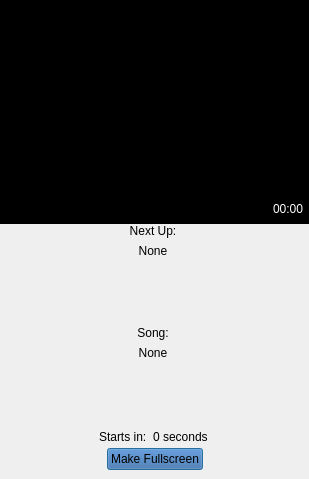
Qt form OpenKJ/dlgcdg.ui (OpenKJ/OpenKJ) before a commit.
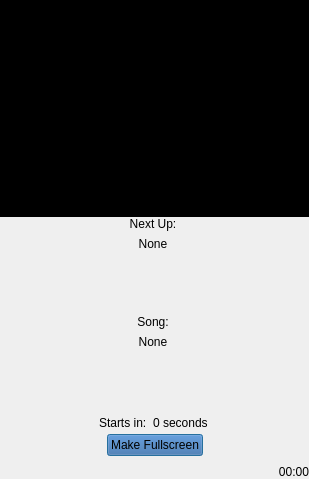
The same form after that commit. Custom widgets are drawn as their Qt base class.

What changed in the file:
```diff
--- a/OpenKJ/dlgcdg.ui
+++ b/OpenKJ/dlgcdg.ui
@@ -175,6 +175,15 @@
           </color>
          </brush>
         </colorrole>
+        <colorrole role="PlaceholderText">
+         <brush brushstyle="NoBrush">
+          <color alpha="128">
+           <red>255</red>
+           <green>255</green>
+           <blue>255</blue>
+          </color>
+         </brush>
+        </colorrole>
        </active>
        <inactive>
         <colorrole role="WindowText">
@@ -312,6 +321,15 @@
           </color>
          </brush>
         </colorrole>
+        <colorrole role="PlaceholderText">
+         <brush brushstyle="NoBrush">
+          <color alpha="128">
+           <red>255</red>
+           <green>255</green>
+           <blue>255</blue>
+          </color>
+         </brush>
+        </colorrole>
        </inactive>
        <disabled>
         <colorrole role="WindowText">
@@ -449,6 +467,15 @@
           </color>
          </brush>
         </colorrole>
+        <colorrole role="PlaceholderText">
+         <brush brushstyle="NoBrush">
+          <color alpha="128">
+           <red>255</red>
+           <green>255</green>
+           <blue>255</blue>
+          </color>
+         </brush>
+        </colorrole>
        </disabled>
       </palette>
      </property>
@@ -502,50 +529,8 @@
           </property>
          </spacer>
         </item>
-        <item>
-         <widget class="QLabel" name="lblRemain">
-          <property name="autoFillBackground">
-           <bool>true</bool>
-          </property>
-          <property name="text">
-           <string>00:00</string>
-          </property>
-         </widget>
-        </item>
-        <item>
-         <spacer name="remainSpacerRight">
-          <property name="orientation">
-           <enum>Qt::Horizontal</enum>
-          </property>
-          <property name="sizeType">
-           <enum>QSizePolicy::Fixed</enum>
-          </property>
-          <property name="sizeHint" stdset="0">
-           <size>
-            <width>5</width>
-            <height>5</height>
-           </size>
-          </property>
-         </spacer>
-        </item>
        </layout>
       </item>
-      <item>
-       <spacer name="remainSpacerBottom">
-        <property name="orientation">
-         <enum>Qt::Vertical</enum>
-        </property>
-        <property name="sizeType">
-         <enum>QSizePolicy::Fixed</enum>
-        </property>
-        <property name="sizeHint" stdset="0">
-         <size>
-          <width>20</width>
-          <height>5</height>
-         </size>
-        </property>
-       </spacer>
-      </item>
      </layout>
     </widget>
    </item>
@@ -848,6 +833,15 @@
              </color>
             </brush>
            </colorrole>
+           <colorrole role="PlaceholderText">
+            <brush brushstyle="NoBrush">
+             <color alpha="128">
+              <red>0</red>
+              <green>0</green>
+              <blue>0</blue>
+             </color>
+            </brush>
+           </colorrole>
           </active>
           <inactive>
            <colorrole role="WindowText">
@@ -985,6 +979,15 @@
              </color>
             </brush>
            </colorrole>
+           <colorrole role="PlaceholderText">
+            <brush brushstyle="NoBrush">
+             <color alpha="128">
+              <red>0</red>
+              <green>0</green>
+              <blue>0</blue>
+             </color>
+            </brush>
+           </colorrole>
           </inactive>
           <disabled>
            <colorrole role="WindowText">
@@ -1122,6 +1125,15 @@
              </color>
             </brush>
            </colorrole>
+           <colorrole role="PlaceholderText">
+            <brush brushstyle="NoBrush">
+             <color alpha="128">
+              <red>0</red>
+              <green>0</green>
+              <blue>0</blue>
+             </color>
+            </brush>
+           </colorrole>
           </disabled>
          </palette>
         </property>
@@ -1147,14 +1159,34 @@
     </widget>
    </item>
    <item>
-    <widget class="TickerDisplayWidget" name="scroll" native="true">
-     <property name="sizePolicy">
-      <sizepolicy hsizetype="Preferred" vsizetype="Minimum">
-       <horstretch>0</horstretch>
-       <verstretch>0</verstretch>
-      </sizepolicy>
+    <layout class="QHBoxLayout" name="horizontalLayout_4">
+     <property name="topMargin">
+      <number>0</number>
      </property>
-    </widget>
+     <item>
+      <widget class="TickerDisplayWidget" name="scroll" native="true">
+       <property name="sizePolicy">
+        <sizepolicy hsizetype="Expanding" vsizetype="Minimum">
+         <horstretch>0</horstretch>
+         <verstretch>0</verstretch>
+        </sizepolicy>
+       </property>
+      </widget>
+     </item>
+     <item>
+      <widget class="QLabel" name="lblRemain">
+       <property name="autoFillBackground">
+        <bool>true</bool>
+       </property>
+       <property name="text">
+        <string>00:00</string>
+       </property>
+       <property name="alignment">
+        <set>Qt::AlignRight|Qt::AlignTop|Qt::AlignTrailing</set>
+       </property>
+      </widget>
+     </item>
+    </layout>
    </item>
   </layout>
  </widget>
```
